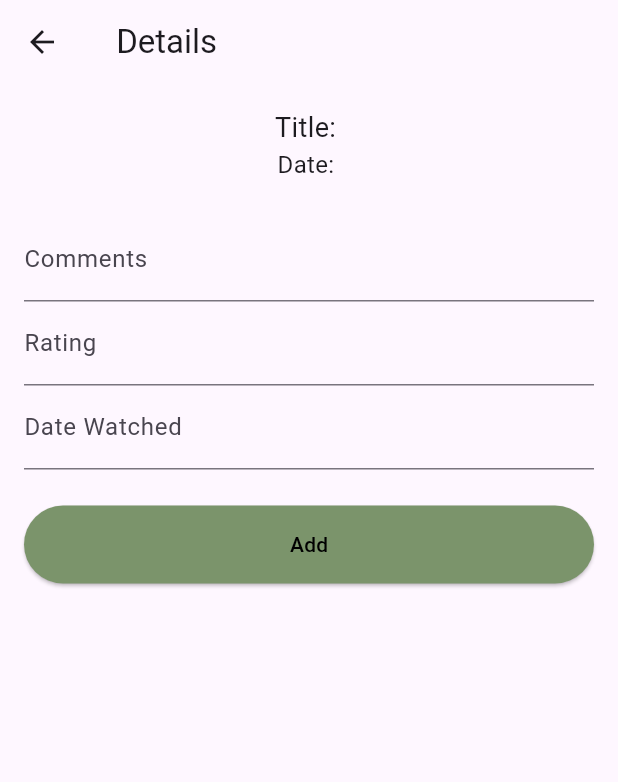
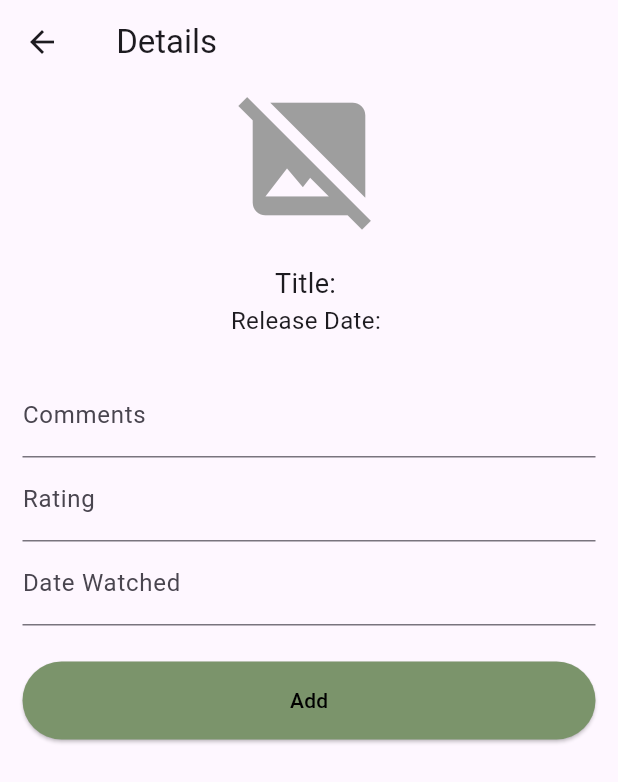
Before and after one commit to angelawu236/Mediary, a Flutter app: the MediaDetailFormScreen screen opened directly with empty values, on a phone screen of 412 x 824 dp. Shown: the top 782 px of the screen. Run offline on Flutter 3.47's test engine with Material 3 defaults, Android fonts, the phone set to English and light mode, and no system bars; our stand-ins replace cloud_firestore, firebase_auth, firebase_core, hive_flutter; accounts and stored records are empty.

Commit message:
backend logic for media w image

```diff
--- a/lib/main.dart
+++ b/lib/main.dart
@@ -2,7 +2,7 @@
 import 'package:mediary/providers/media_provider.dart';
 import 'package:mediary/providers/watchlist_provider.dart';
 import 'package:provider/provider.dart';
-import 'package:mediary/services/media_services.dart';
+import 'package:mediary/services/watchlist_services.dart';
 import 'app_styles.dart';
 import 'app_router.dart' as mediaryRouter;
 import 'app_constants.dart';
@@ -43,7 +43,7 @@
             return WatchlistProvider();
           }
         ),
-        Provider(create: (_) => MediaService()),
+        Provider(create: (_) => WatchListService()),
       ],
       child: MaterialApp(
         theme: ThemeData(useMaterial3: true),
--- a/lib/models/media_model.dart
+++ b/lib/models/media_model.dart
@@ -1,4 +1,5 @@
 import 'package:flutter/material.dart';
+import 'package:http/http.dart';
 import 'package:provider/provider.dart';
 import 'dart:convert';
 //model for both storing to firebase (watchlist) and also loading from API.
@@ -22,6 +23,7 @@
     required this.dateWatched,
     required this.index,
     required this.category,
+    required this.posterPath,
   });
 
   int? id;
@@ -33,29 +35,35 @@
   String? dateWatched;
   int? index;
   String? category;
+  String? posterPath;
 
   factory MediaModel.fromJson(Map<String, dynamic> json) {
     return MediaModel(
-      titleText: json['original_title'] ?? 'title not found',
-      date: json['release_date'] ?? 'date not found',
+      titleText: json['titleText'] ?? json['original_title'] ?? 'title not found',
+      date: json['release_date'] ?? json['date'] ?? 'date not found',
       id: json['id'] ?? 'no ID',
-      comments: "",
-      rating: 0,
+      comments: json['comments'] ?? "",
+      rating: json['rating'] ?? 0,
       isSelected: false,
       dateWatched: "",
       category: json['category'] ?? '',
       index: json['index'] ?? 0,
+      posterPath: json['posterPath'] ??  // from Firestore
+          (json['poster_path'] != null     // from TMDB API
+              ? 'https://image.tmdb.org/t/p/original${json['poster_path']}'
+              : null),
     );
   }
   Map<String, dynamic> toJson() => {
     "id": id,
     "release_date": date,
-    "title": titleText,
+    "titleText": titleText,
     "comments": comments,
     "rating": rating,
     "dateWatched": dateWatched,
     "index": index,
     "category": category,
+    "posterPath": posterPath,
   };
 
 }
--- a/lib/services/media_services.dart
+++ b/lib/services/watchlist_services.dart
@@ -4,7 +4,7 @@
 import 'package:flutter/services.dart' show rootBundle;
 import 'dart:convert';
 
-class MediaService {
+class WatchListService {
   final FirebaseFirestore _db = FirebaseFirestore.instance;
   final FirebaseAuth _auth = FirebaseAuth.instance;
 
--- a/lib/ui/add_media_details_screen.dart
+++ b/lib/ui/add_media_details_screen.dart
@@ -11,11 +11,12 @@
 import 'package:mediary/app_router.dart' as RoutePaths;
 
 import '../services/media_api_service.dart';
-import '../services/media_services.dart';
+import '../services/watchlist_services.dart';
 
 class MediaDetailFormScreen extends StatelessWidget {
   final String title;
   final String date;
+  final String posterPath;
   final String category;
   final int id;
 
@@ -24,6 +25,7 @@
     required this.date,
     required this.category,
     required this.id,
+    required this.posterPath,
     super.key,
   });
 
@@ -36,11 +38,32 @@
     return Scaffold(
       appBar: AppBar(title: Text('$category Details')),
       body: Padding(
-        padding: EdgeInsets.all(16),
+        padding: EdgeInsets.only(left: 15, right: 15),
         child: SingleChildScrollView(
           child: Column(
             crossAxisAlignment: CrossAxisAlignment.stretch,
             children: [
+              if (posterPath.isNotEmpty)
+                Center(
+                  child: ClipRRect(
+                    child: ConstrainedBox(
+                      constraints: BoxConstraints(
+                        maxWidth: 150,
+                        maxHeight: 300,
+                      ),
+                      child: Image.network(
+                        'https://image.tmdb.org/t/p/w342$posterPath',
+                        fit: BoxFit.contain, // keeps aspect ratio
+                        errorBuilder: (context, error, stackTrace) {
+                          return Icon(Icons.broken_image, size: 100, color: Colors.grey);
+                        },
+                      ),
+                    ),
+                  ),
+                )
+              else
+                Icon(Icons.image_not_supported, size: 100, color: Colors.grey),
+              SizedBox(height: 20),
               Column(
                 crossAxisAlignment: CrossAxisAlignment.center,
                 children: [
@@ -49,7 +72,7 @@
                     style: TextStyle(fontSize: 18),
                   ),
                   Text(
-                    'Date: $date',
+                    'Release Date: $date',
                     style: TextStyle(fontSize: 16),
                   ),
                   SizedBox(height: 12),
@@ -69,7 +92,7 @@
                 decoration: InputDecoration(labelText: 'Rating'),
                 keyboardType: TextInputType.number,
                 onChanged: (value) {
-                  rating = value as int?;
+                  rating = int.tryParse(value) ?? 0;
                 },
               ),
               TextField(
@@ -82,7 +105,6 @@
               ElevatedButton(
                   onPressed: () async {
                     final watchlistProvider = context.read<WatchlistProvider>();
-                  final mediaService = context.read<MediaService>();
 
                     final media = MediaModel(
                       titleText: title,
@@ -94,12 +116,13 @@
                       dateWatched: watched_date,
                       category: category,
                       index: watchlistProvider.count,
+                      posterPath: posterPath,
                     );
 
-                  await mediaService.storeMedia({media.id!.toString(): media});
                     watchlistProvider.addMedia(media);
+                    await watchlistProvider.storeAllMedia(category);
 
-                  Navigator.pushNamed(context, constants.RoutePaths.MediaItems, arguments: category);
+                    Navigator.pushNamed(context, constants.RoutePaths.MediaList, arguments: category);
                   },
                 style: ElevatedButton.styleFrom(
                   backgroundColor: myColors.mediumGreenColor,
```
Also changed, not shown: lib/providers/watchlist_provider.dart (+34 -0 lines), lib/ui/add_media_screen.dart (+71 -11 lines), lib/ui/media_details_screen.dart (added, +29 -0 lines), lib/ui/media_list_screen.dart (+8 -16 lines), lib/ui/widgets/media_card.dart (+50 -18 lines). Lines whose indentation alone changed are shown as unchanged.
